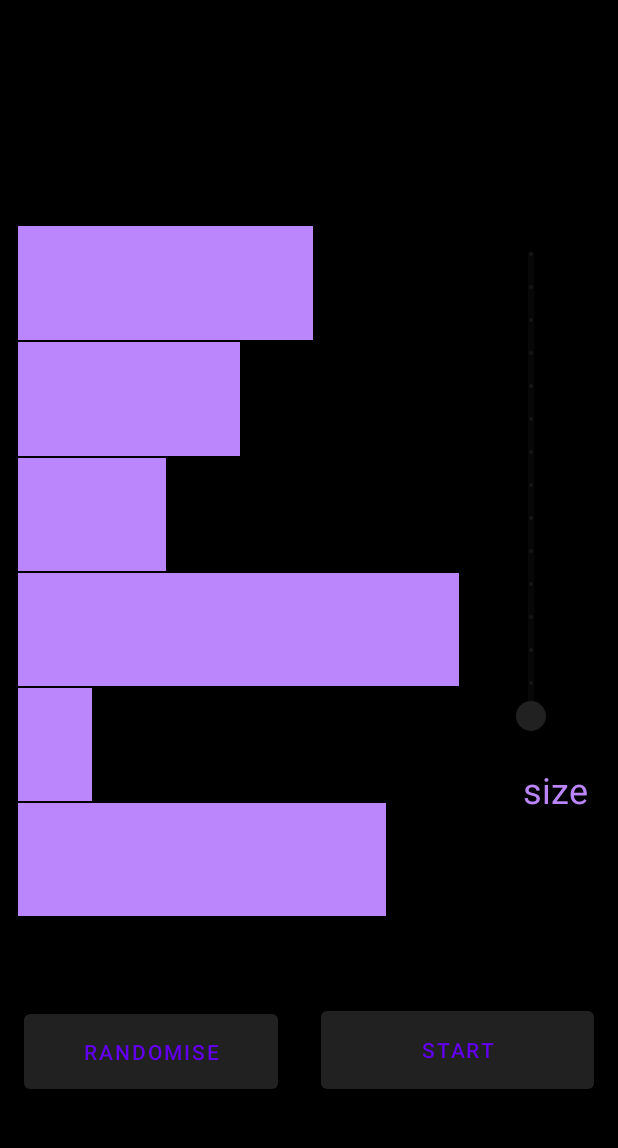
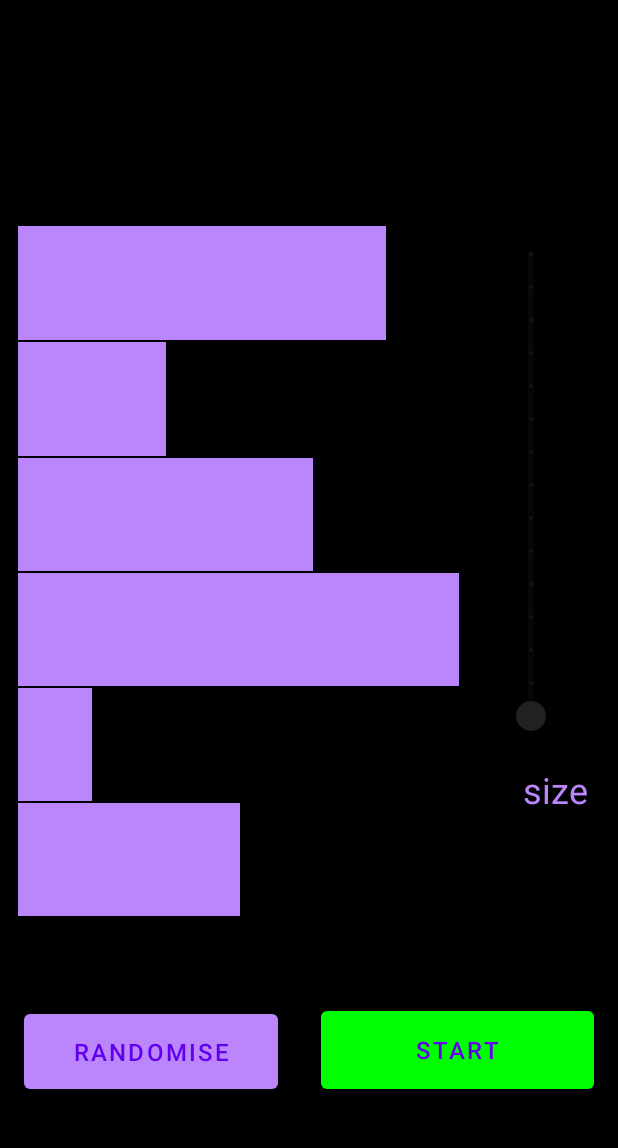
Before and after one commit to harshoo3/VisualDSA, an Android app: the sortingAlgoActivity screen opened directly, with no data from a screen before it, on a phone screen of 412 x 824 dp, the part 84-1232 px from its top. Run offline under Robolectric (Android 15) with nearby library versions, the phone set to English and light mode, and no system bars.

Commit message:
added maze and button color change

```diff
--- a/app/src/main/AndroidManifest.xml
+++ b/app/src/main/AndroidManifest.xml
@@ -7,10 +7,13 @@
         android:allowBackup="true"
         android:icon="@mipmap/ic_launcher"
         android:label="@string/app_name"
-        android:testOnly="false"
         android:roundIcon="@mipmap/ic_launcher_round"
         android:supportsRtl="true"
+        android:testOnly="false"
         android:theme="@style/Theme.VisualDSA">
+        <activity
+            android:name=".mazeActivity"
+            android:exported="false" />
         <activity
             android:name=".MyListAdapter"
             android:exported="false"
--- a/app/src/main/java/com/example/visualdsa/sortingAlgoActivity.kt
+++ b/app/src/main/java/com/example/visualdsa/sortingAlgoActivity.kt
@@ -69,6 +69,7 @@ class sortingAlgoActivity : AppCompatActivity() {
 //            if(algoInUse==1) sortedSetup()
 //            else
         }
+        button.textSize = 16F
         button.setOnClickListener {
             if(algoRunning){
                 algoFinished = true
@@ -79,19 +80,22 @@ class sortingAlgoActivity : AppCompatActivity() {
 //                Toast.LENGTH_LONG).show()
             else standardSetup()
         }
+        button2.textSize = 16F
+        button2.setBackgroundColor(green)
         button2.setOnClickListener {
             // Code here executes on main thread after user presses button
             if(algoPaused){
                 algoPaused = false
+                button2.setBackgroundColor(themeColor)
                 button2.text="Pause"
             }else if(algoRunning){
                 //pause functionality
                 algoPaused = true
+                button2.setBackgroundColor(green)
                 button2.text = "Resume"
             }else if(algoFinished){
                 if(algoInUse==2){
                     createShuffledArrays(size)
-
                 }
                 resetFunctionality()
                 setUpWithoutShuffling()
@@ -101,6 +105,8 @@ class sortingAlgoActivity : AppCompatActivity() {
                 button.text = "Stop"
                 slider.isEnabled = false
                 spinner.isEnabled = false
+                button2.setBackgroundColor(themeColor)
+                button.setBackgroundColor(red)
                 when(algoInUse){
                     0->bubbleSort()
                     1->selectionSort()
@@ -285,6 +291,18 @@ class sortingAlgoActivity : AppCompatActivity() {
             algoRunning=true
             var check:Boolean=true
             for (i in 1..size-1) {
+                while(algoPaused){
+                    if(algoFinished){
+                        check=false
+                        break
+                    }
+                    delay(100)
+                }
+                if(algoFinished){
+                    check=false
+                    createButtonScreen(size)
+                    break
+                }
                 var key: Int = orderArray[i]
                 Toast.makeText(this@sortingAlgoActivity,"Key = ${key+1}",Toast.LENGTH_SHORT).show()
                 var j: Int = i - 1
@@ -358,6 +376,8 @@ class sortingAlgoActivity : AppCompatActivity() {
         algoFinished = true
         button.text = "Randomise"
         button2.text = "Reset"
+        button.setBackgroundColor(themeColor)
+        button2.setBackgroundColor(themeColor)
     }
     private fun resetFunctionality(){
         val slider:Slider = findViewById(R.id.slider_sort)
@@ -371,6 +391,8 @@ class sortingAlgoActivity : AppCompatActivity() {
         algoFinished = false
         spinner.isEnabled = true
         button2.text = "Start"
+        button.setBackgroundColor(themeColor)
+        button2.setBackgroundColor(green)
     }
     private fun standardSetup(keep:Boolean=false){
         resetFunctionality()
--- a/app/src/main/res/layout/activity_main.xml
+++ b/app/src/main/res/layout/activity_main.xml
@@ -4,7 +4,6 @@
     xmlns:tools="http://schemas.android.com/tools"
     android:layout_width="match_parent"
     android:layout_height="match_parent"
-    android:theme="@style/AppTheme.NoActionBar"
     tools:context=".MainActivity">
 <!--    <ImageView-->
 <!--        android:id="@+id/imageView3"-->
--- a/app/src/main/res/layout/activity_sorting_algo.xml
+++ b/app/src/main/res/layout/activity_sorting_algo.xml
@@ -11,8 +11,8 @@
 <!--        android:id="@+id/textView5"-->
 <!--        android:layout_width="wrap_content"-->
 <!--        android:layout_height="wrap_content"-->
-<!--        android:layout_marginStart="107dp"-->
-<!--        android:layout_marginTop="40dp"-->
+<!--        android:layout_marginStart="107sp"-->
+<!--        android:layout_marginTop="40sp"-->
 <!--        android:text="@string/sorting_algorithms"-->
 <!--        android:textSize="24sp"-->
 <!--        app:layout_constraintStart_toStartOf="parent"-->
@@ -20,10 +20,10 @@
 
     <LinearLayout
         android:id="@+id/col1"
-        android:layout_width="294dp"
-        android:layout_height="461dp"
-        android:layout_marginStart="12dp"
-        android:layout_marginBottom="58dp"
+        android:layout_width="294sp"
+        android:layout_height="461sp"
+        android:layout_marginStart="12sp"
+        android:layout_marginBottom="58sp"
         android:layout_weight="1"
 
         android:baselineAligned="false"
@@ -34,13 +34,13 @@
 
     <Spinner
         android:id="@+id/spinner_sort1"
-        android:layout_width="202dp"
-        android:layout_height="55dp"
-        android:layout_marginStart="30dp"
+        android:layout_width="202sp"
+        android:layout_height="55sp"
+        android:layout_marginStart="30sp"
 
-        android:layout_marginTop="28dp"
-        android:layout_marginEnd="100dp"
-        android:minHeight="48dp"
+        android:layout_marginTop="28sp"
+        android:layout_marginEnd="100sp"
+        android:minHeight="48sp"
         app:layout_constraintEnd_toEndOf="parent"
         app:layout_constraintHorizontal_bias="0.0"
         app:layout_constraintStart_toStartOf="parent"
@@ -49,30 +49,30 @@
 
     <Button
         android:id="@+id/randomize_sort"
-        android:layout_width="169dp"
-        android:layout_height="62dp"
-        android:layout_marginStart="16dp"
-        android:layout_marginBottom="36dp"
+        android:layout_width="169sp"
+        android:layout_height="62sp"
+        android:layout_marginStart="16sp"
+        android:layout_marginBottom="36sp"
         android:text="@string/randomize"
         app:layout_constraintBottom_toBottomOf="parent"
         app:layout_constraintStart_toStartOf="parent" />
 
     <Button
         android:id="@+id/start_sort"
-        android:layout_width="182dp"
-        android:layout_height="64dp"
-        android:layout_marginEnd="16dp"
-        android:layout_marginBottom="36dp"
+        android:layout_width="182sp"
+        android:layout_height="64sp"
+        android:layout_marginEnd="16sp"
+        android:layout_marginBottom="36sp"
         android:text="@string/start"
         app:layout_constraintBottom_toBottomOf="parent"
         app:layout_constraintEnd_toEndOf="parent" />
 
     <com.google.android.material.slider.Slider
         android:id="@+id/slider_sort"
-        android:layout_width="340dp"
-        android:layout_height="144dp"
-        android:layout_marginStart="184dp"
-        android:layout_marginTop="216dp"
+        android:layout_width="340sp"
+        android:layout_height="144sp"
+        android:layout_marginStart="184sp"
+        android:layout_marginTop="216sp"
         android:contentDescription="@string/slider"
         android:rotation="270"
         android:stepSize="1"
@@ -87,8 +87,8 @@
         android:id="@+id/textView40"
         android:layout_width="wrap_content"
         android:layout_height="wrap_content"
-        android:layout_marginEnd="20dp"
-        android:layout_marginBottom="125dp"
+        android:layout_marginEnd="20sp"
+        android:layout_marginBottom="125sp"
         android:text="@string/size"
         android:textColor="@color/purple_200"
         android:textSize="24sp"
@@ -98,10 +98,10 @@
 
     <Spinner
         android:id="@+id/spinner_sort2"
-        android:layout_width="145dp"
-        android:layout_height="57dp"
-        android:layout_marginTop="28dp"
-        android:layout_marginEnd="20dp"
+        android:layout_width="145sp"
+        android:layout_height="57sp"
+        android:layout_marginTop="28sp"
+        android:layout_marginEnd="20sp"
         app:layout_constraintEnd_toEndOf="parent"
         app:layout_constraintTop_toTopOf="parent"
         tools:ignore="TouchTargetSizeCheck,SpeakableTextPresentCheck" />
```
Also changed, not shown: app/src/main/java/com/example/visualdsa/MainActivity.kt (+9 -4 lines), app/src/main/java/com/example/visualdsa/mazeActivity.kt (added, +220 -0 lines), app/src/main/java/com/example/visualdsa/searchingAlgoActivity.kt (+11 -2 lines), app/src/main/res/layout/activity_maze.xml (added, +106 -0 lines), app/src/main/res/layout/activity_searching_algo.xml (+28 -28 lines), app/src/main/res/values/strings.xml (+11 -10 lines).
